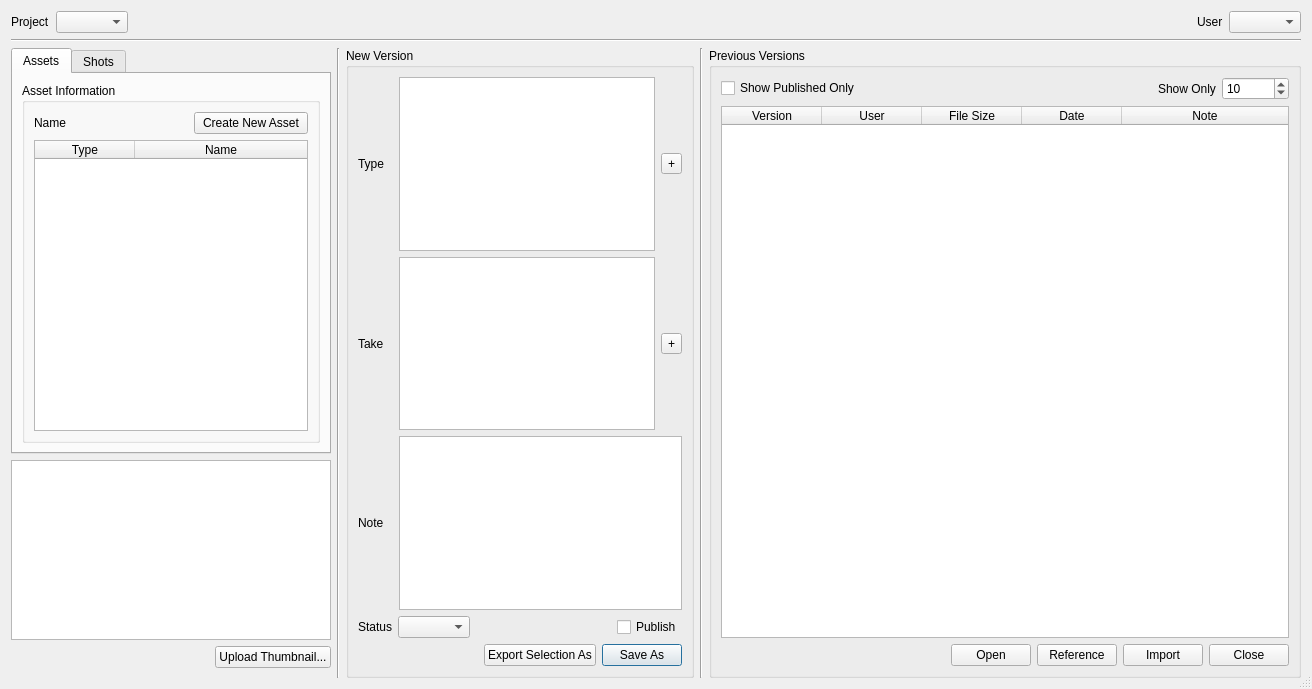
Before: the Qt Designer form oyProjectManager/ui/version_creator.ui in code-google-com/oyprojectmanager, drawn with Qt 5.
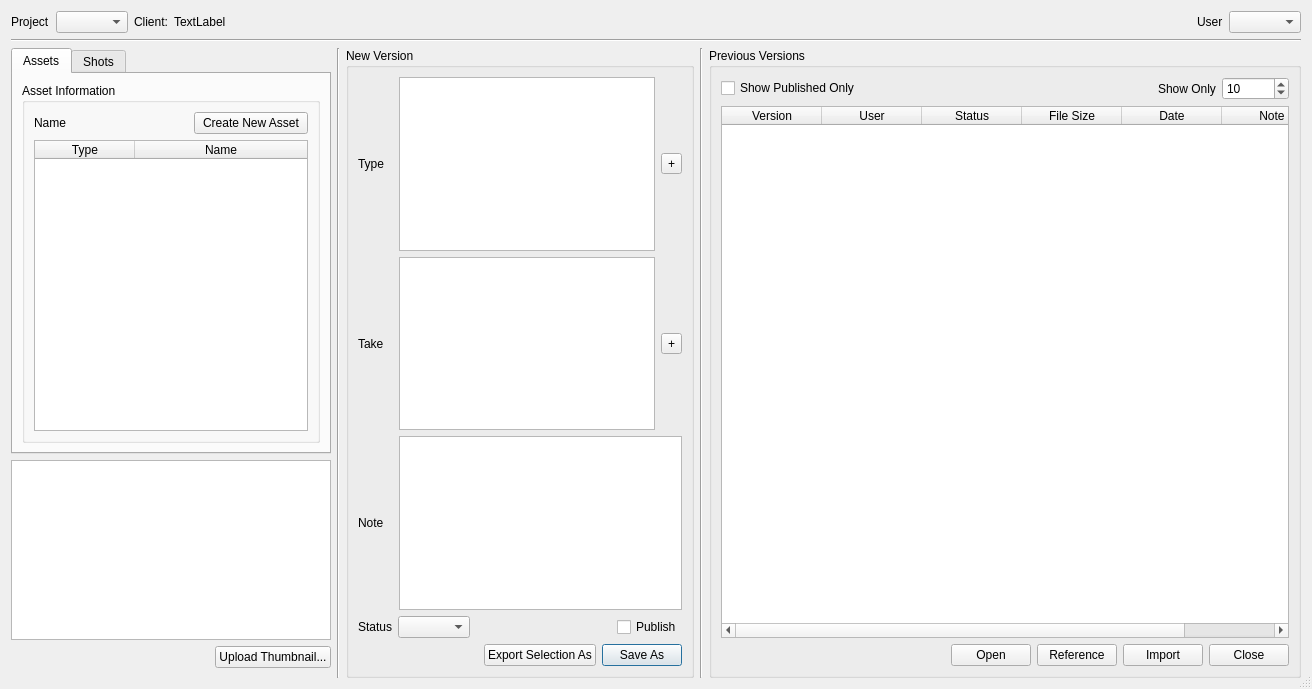
After: the same form once the commit is applied.

Commit message:
* "Version Creator" UI is now able to run in environmentless mode in which it   will only generate a new version but only copy the path to the clipboard   instead of telling the environment to save the document to a specific path.
* Added two new context menu to the previous_versions_tableWidget_context_menu
  first one called "Copy Path" and the second "Copy Output Path", where in the
  first menu users will be able to copy the specified versions full_path and in
  the second menu the output_path of the version. The data is copied to the
  clipboard.

Patch:
```diff
--- a/oyProjectManager/ui/version_creator.ui
+++ b/oyProjectManager/ui/version_creator.ui
@@ -56,6 +56,20 @@
         <item>
          <widget class="QComboBox" name="projects_comboBox"/>
         </item>
+        <item>
+         <widget class="QLabel" name="client_label">
+          <property name="text">
+           <string>Client:</string>
+          </property>
+         </widget>
+        </item>
+        <item>
+         <widget class="QLabel" name="client_name_label">
+          <property name="text">
+           <string>TextLabel</string>
+          </property>
+         </widget>
+        </item>
         <item>
          <spacer name="horizontalSpacer_4">
           <property name="orientation">
@@ -701,7 +715,7 @@
               <bool>false</bool>
              </property>
              <property name="columnCount">
-              <number>5</number>
+              <number>6</number>
              </property>
              <attribute name="horizontalHeaderStretchLastSection">
               <bool>true</bool>
@@ -719,6 +733,11 @@
                <string>User</string>
               </property>
              </column>
+             <column>
+              <property name="text">
+               <string>Status</string>
+              </property>
+             </column>
              <column>
               <property name="text">
                <string>File Size</string>
```
The commit also changes 14 other files.
